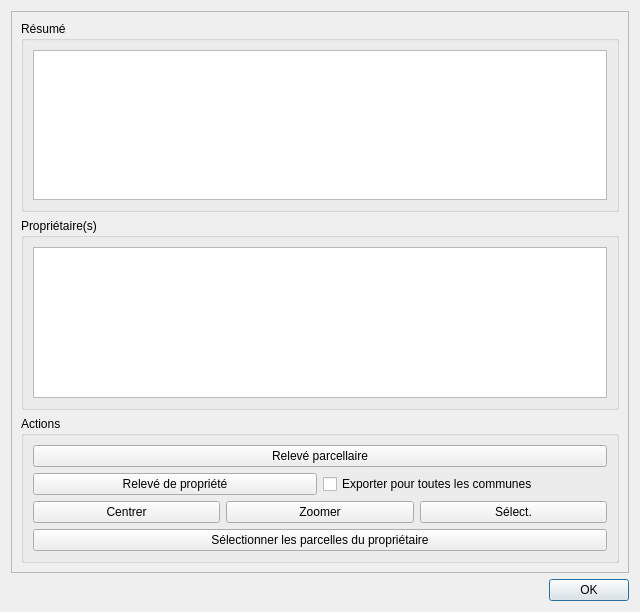
The window that forms/cadastre_parcelle_form.ui (3liz/QgisCadastrePlugin) describes before a commit, drawn with Qt 5.
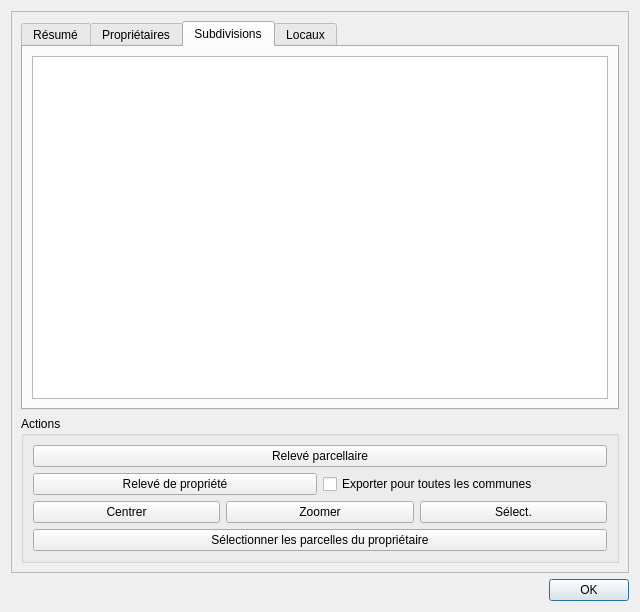
The same window after the commit. The open tabs and pages were chosen to show the change. Icons and pictures are not drawn.

Commit message: Fiche parcellaire - Ajout des informations des subdivisions et des locaux

Patch:
```diff
--- a/forms/cadastre_parcelle_form.ui
+++ b/forms/cadastre_parcelle_form.ui
@@ -25,16 +25,20 @@
         <x>0</x>
         <y>0</y>
         <width>620</width>
-        <height>559</height>
+        <height>561</height>
        </rect>
       </property>
       <layout class="QVBoxLayout" name="verticalLayout_2">
        <item>
-        <widget class="QGroupBox" name="groupBox">
-         <property name="title">
+        <widget class="QTabWidget" name="tabWidget">
+         <property name="currentIndex">
+          <number>0</number>
+         </property>
+         <widget class="QWidget" name="tab_4">
+          <attribute name="title">
           <string>Résumé</string>
-         </property>
-         <layout class="QVBoxLayout" name="verticalLayout_3">
+          </attribute>
+          <layout class="QVBoxLayout" name="verticalLayout_8">
           <item>
            <widget class="QTextEdit" name="parcelleInfo">
             <property name="undoRedoEnabled">
@@ -47,13 +51,11 @@
           </item>
          </layout>
         </widget>
-       </item>
-       <item>
-        <widget class="QGroupBox" name="groupBox_2">
-         <property name="title">
-          <string>Propriétaire(s)</string>
-         </property>
-         <layout class="QVBoxLayout" name="verticalLayout_4">
+         <widget class="QWidget" name="tab">
+          <attribute name="title">
+           <string>Propriétaires</string>
+          </attribute>
+          <layout class="QVBoxLayout" name="verticalLayout_6">
           <item>
            <widget class="QTextEdit" name="proprietairesInfo">
             <property name="undoRedoEnabled">
@@ -69,6 +71,47 @@
           </item>
          </layout>
         </widget>
+         <widget class="QWidget" name="tab_2">
+          <attribute name="title">
+           <string>Subdivisions</string>
+          </attribute>
+          <layout class="QVBoxLayout" name="verticalLayout_4">
+           <item>
+            <widget class="QTextEdit" name="subdivisionsInfo">
+             <property name="undoRedoEnabled">
+              <bool>false</bool>
+             </property>
+             <property name="lineWrapMode">
+              <enum>QTextEdit::NoWrap</enum>
+             </property>
+             <property name="readOnly">
+              <bool>true</bool>
+             </property>
+            </widget>
+           </item>
+          </layout>
+         </widget>
+         <widget class="QWidget" name="tab_3">
+          <attribute name="title">
+           <string>Locaux</string>
+          </attribute>
+          <layout class="QVBoxLayout" name="verticalLayout_7">
+           <item>
+            <widget class="QTextEdit" name="locauxInfo">
+             <property name="undoRedoEnabled">
+              <bool>false</bool>
+             </property>
+             <property name="lineWrapMode">
+              <enum>QTextEdit::NoWrap</enum>
+             </property>
+             <property name="readOnly">
+              <bool>true</bool>
+             </property>
+            </widget>
+           </item>
+          </layout>
+         </widget>
+        </widget>
        </item>
        <item>
         <widget class="QGroupBox" name="groupBox_3">
```
Left out of the diff: 2 changed lines with no effect on the pictures. Lines whose indentation alone changed are shown as unchanged. The commit also changes 8 other files.
